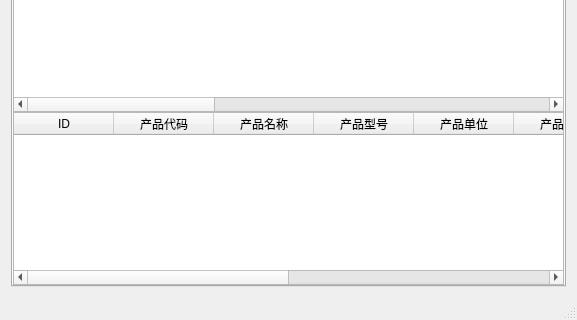
lcw2004/fapiao, file src/invoice/gui/mainwindow.ui: the form before one commit; both pictures show x 0 to 577 and y 169 to 489 of the 577 by 489 pixel window.
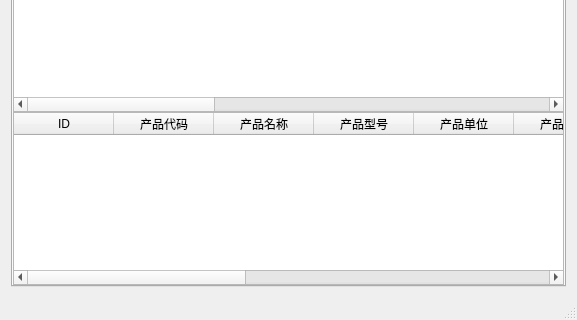
The form after the commit. Icons and pictures are not drawn.

What changed in the file:
```diff
--- a/src/invoice/gui/mainwindow.ui
+++ b/src/invoice/gui/mainwindow.ui
@@ -337,7 +337,7 @@
            <number>0</number>
           </property>
           <property name="columnCount">
-           <number>10</number>
+           <number>12</number>
           </property>
           <column>
            <property name="text">
@@ -379,6 +379,11 @@
             <string>含税单价</string>
            </property>
           </column>
+          <column>
+           <property name="text">
+            <string>不含税金额</string>
+           </property>
+          </column>
           <column>
            <property name="text">
             <string>税率</string>
@@ -389,6 +394,11 @@
             <string>税额</string>
            </property>
           </column>
+          <column>
+           <property name="text">
+            <string>含税金额</string>
+           </property>
+          </column>
          </widget>
         </item>
        </layout>
```
